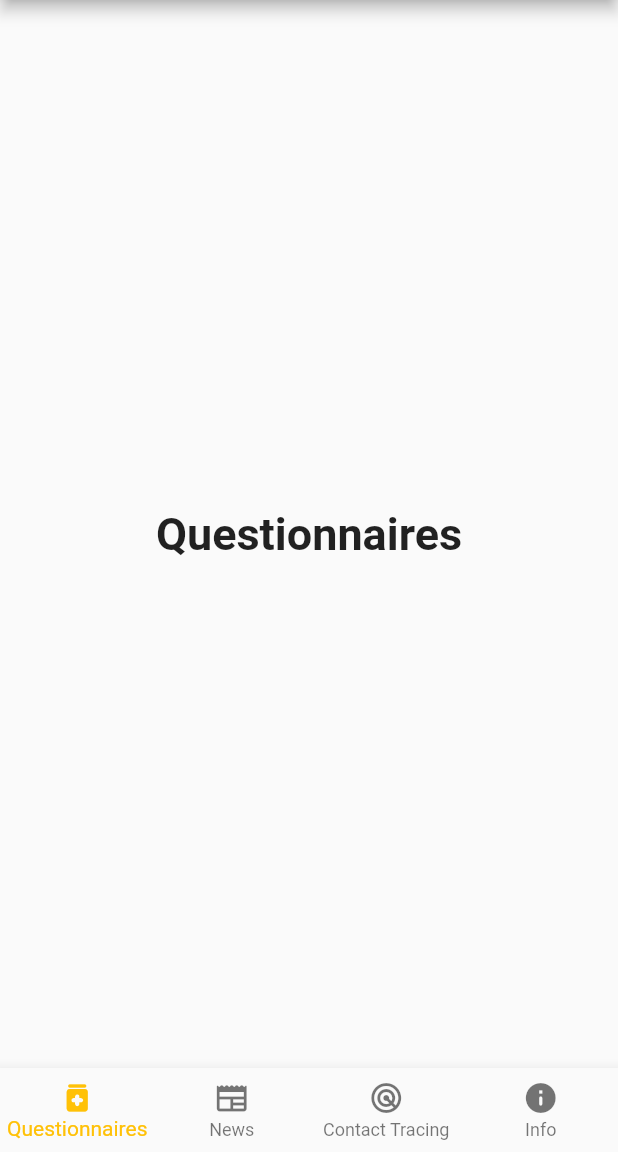
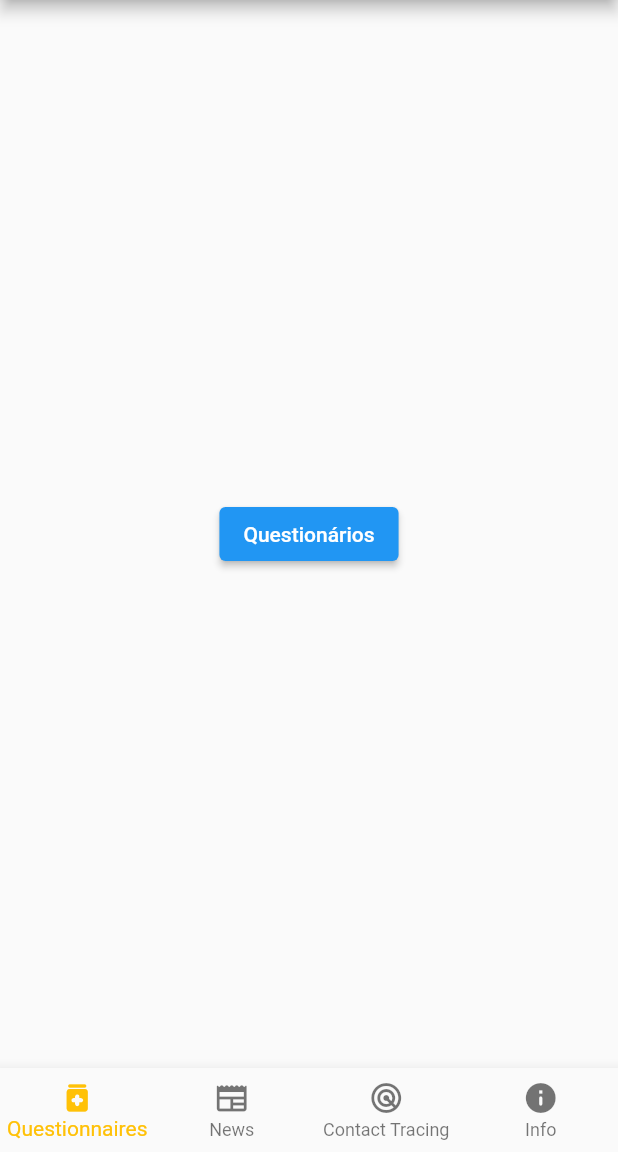
Before and after one commit to luckened/mimi, a Flutter app: the screen it shows after launch, on a phone screen of 412 x 824 dp, the part 84-1236 px from its top. Run offline on Flutter 3.47's test engine with Material 2 defaults, Android fonts, the phone set to English and light mode, and no system bars.

Commit message:
feat: routing

```diff
--- /dev/null
+++ b/lib/components/questionnaires_page.dart
@@ -0,0 +1,17 @@
+import 'package:flutter/material.dart';
+
+class QuestionnairesPage extends StatelessWidget {
+  const QuestionnairesPage({super.key});
+
+  @override
+  Widget build(BuildContext context) {
+    return Center(
+      child: ElevatedButton(
+        onPressed: () {
+          Navigator.pushNamed(context, '/second');
+        },
+        child: const Text('Questionários'),
+      ),
+    );
+  }
+}
--- a/lib/main.dart
+++ b/lib/main.dart
@@ -1,5 +1,10 @@
 import 'package:flutter/material.dart';
+
 import 'components/bottom_navigation.dart';
+import 'components/info_page.dart';
+import 'components/news_page.dart';
+import 'components/questionnaires_page.dart';
+import 'components/contact_tracing_page.dart';
 
 void main() => runApp(const MyApp());
 
@@ -29,22 +34,10 @@ class _MyStatefulWidgetState extends State<MyStatefulWidget> {
   static const TextStyle optionStyle =
       TextStyle(fontSize: 30, fontWeight: FontWeight.bold);
   static const List<Widget> _widgetOptions = <Widget>[
-    Text(
-      'Questionnaires',
-      style: optionStyle,
-    ),
-    Text(
-      'Index 1: Business',
-      style: optionStyle,
-    ),
-    Text(
-      'Index 2: School',
-      style: optionStyle,
-    ),
-    Text(
-      'Index 3: AAAA',
-      style: optionStyle,
-    ),
+    QuestionnairesPage(),
+    NewsPage(),
+    ContactTracingPage(),
+    InfoPage(),
   ];
 
   void _onItemTapped(int index) {
```
Also changed, not shown: lib/components/contact_tracing_page.dart (added, +17 -0 lines), lib/components/info_page.dart (added, +17 -0 lines), lib/components/news_page.dart (added, +17 -0 lines).
